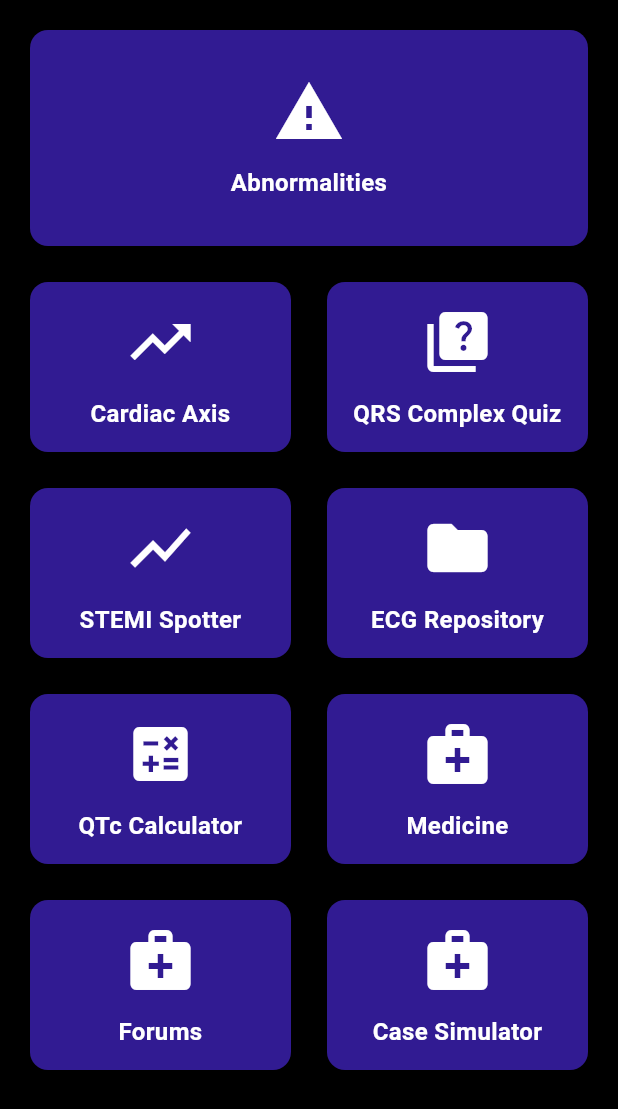
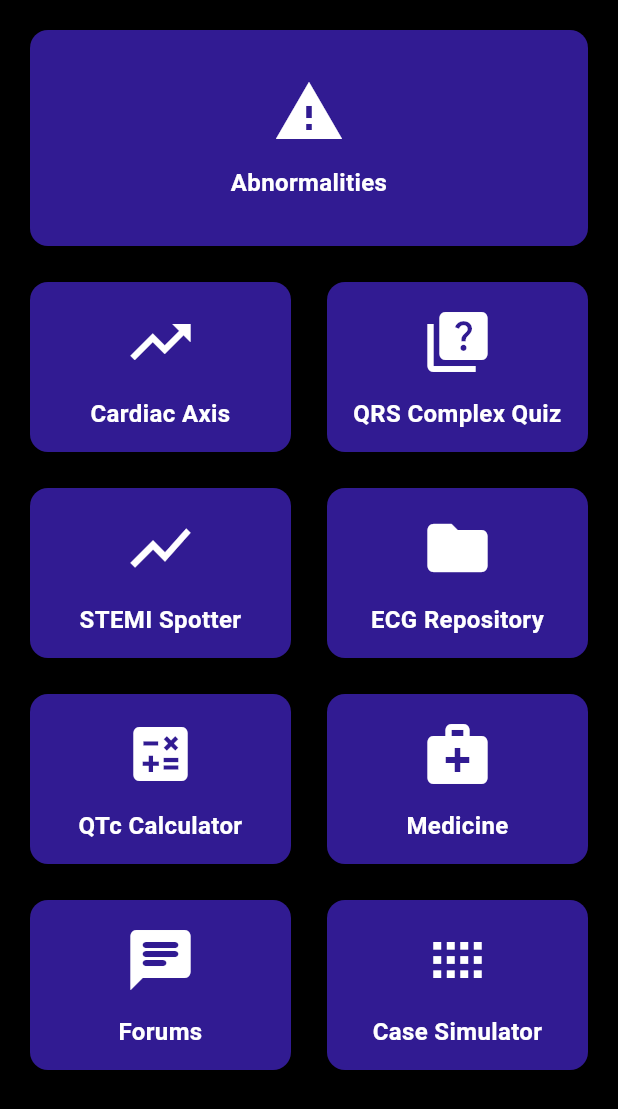
Before and after one commit to cardioverse/ECG-labs, a Flutter app: the ECGTrainerScreen screen opened directly, on a phone screen of 412 x 824 dp. Shown: the top 1109 px of the screen. Run offline on Flutter 3.47's test engine with Material 3 defaults, Android fonts, the phone set to English and light mode, and no system bars; our stand-ins replace carousel_slider, cloud_firestore, firebase_auth, firebase_core, firebase_storage, flutter_dotenv and 4 more; accounts and stored records are empty.

Commit message:
Changed icons

```diff
--- a/lib/screens/ecg_trainer_screen.dart
+++ b/lib/screens/ecg_trainer_screen.dart
@@ -60,13 +60,13 @@ class ECGTrainerScreen extends StatelessWidget {
       title: 'Forums', // new item for forum
       color: Colors.deepPurple[900]!,
       destination: () => ForumHomeScreen(), // Destination to the Medicine Repository
-      icon: Icons.medical_services, // Icon representing medicines
+      icon: Icons.chat_rounded, // Icon representing medicines
     ),
     _ECGTrainerItem(
       title: 'Case Simulator', // new item for forum
       color: Colors.deepPurple[900]!,
       destination: () => const CaseSimulator(), // Destination to the Medicine Repository
-      icon: Icons.medical_services, // Icon representing medicines
+      icon: Icons.view_compact, // Icon representing medicines
     ),
 
   ];
```
